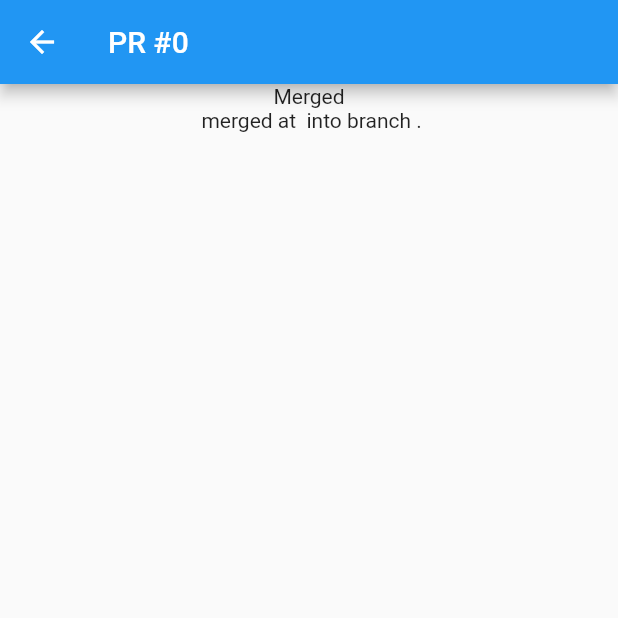
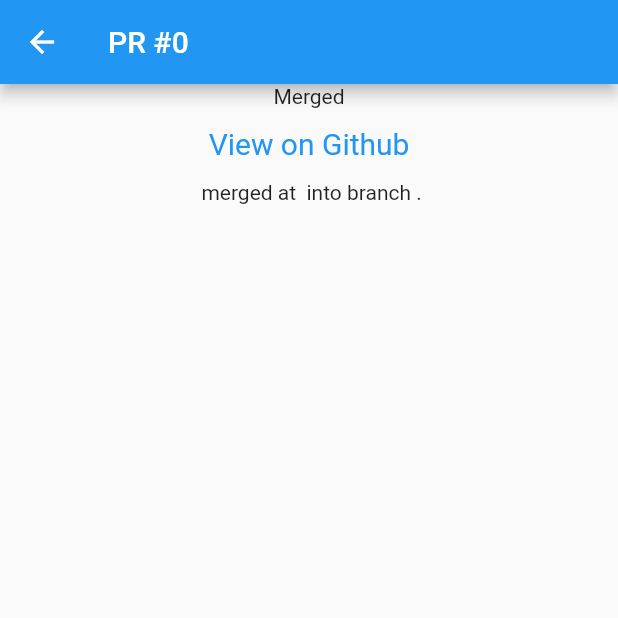
Before and after one commit to justinmc/flutter_releases, a Flutter app: the _PRPage screen opened directly with empty values, on a phone screen of 412 x 824 dp, the top half of it. Run offline on Flutter 3.47's test engine with Material 2 defaults, Android fonts, the light colour scheme and no system bars.

Commit message:
Link to PR in browser

```diff
--- a/lib/pages/pr_page.dart
+++ b/lib/pages/pr_page.dart
@@ -1,4 +1,5 @@
 import 'package:flutter/material.dart';
+import 'package:url_launcher/url_launcher.dart';
 import '../models/pr.dart';
 
 class PRPage extends MaterialPage {
@@ -23,6 +24,10 @@ class _PRPage extends StatelessWidget {
 
   final PR pr;
 
+  void _onTapGithub() async {
+    if (!await launch(pr.htmlURL)) throw 'Could not launch ${pr.htmlURL}';
+  }
+
   @override
   Widget build(BuildContext context) {
     return Scaffold(
@@ -41,6 +46,13 @@ class _PRPage extends StatelessWidget {
             if (pr.status == PRStatus.closed)
               const Text('Closed'),
             // TODO(justinmc): URL launcher Text(''),
+            TextButton(
+              style: TextButton.styleFrom(
+                textStyle: const TextStyle(fontSize: 20),
+              ),
+              onPressed: _onTapGithub,
+              child: const Text('View on Github'),
+            ),
             if (pr.status == PRStatus.merged)
               Text('${pr.mergeCommitSHA} merged at ${pr.mergedAt} into branch ${pr.branch}.'),
           ],
--- a/pubspec.yaml
+++ b/pubspec.yaml
@@ -35,6 +35,7 @@ dependencies:
   # Use with the CupertinoIcons class for iOS style icons.
   cupertino_icons: ^1.0.2
   http: ^0.13.4
+  url_launcher: ^6.0.18
 
 dev_dependencies:
   flutter_test:
```
Also changed, not shown: pubspec.lock, 2 other files.
